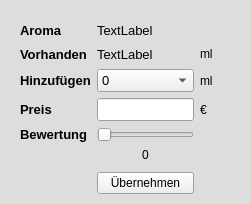
First picture: the form in auffüllen.ui, repository UnexperiencedDeveloper/LiquidVerwaltungV2, before the edit.
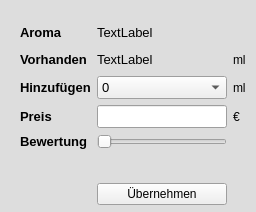
Second picture: the form after the edit. Icons and pictures are not drawn.

```diff
--- a/auffüllen.ui
+++ b/auffüllen.ui
@@ -6,8 +6,8 @@
    <rect>
     <x>0</x>
     <y>0</y>
-    <width>251</width>
-    <height>204</height>
+    <width>256</width>
+    <height>212</height>
    </rect>
   </property>
   <property name="palette">
@@ -87,8 +87,8 @@
      <rect>
       <x>20</x>
       <y>21</y>
-      <width>193</width>
-      <height>173</height>
+      <width>226</width>
+      <height>184</height>
      </rect>
     </property>
     <layout class="QGridLayout" name="gridLayout">
@@ -285,7 +285,7 @@
      <item row="5" column="1">
       <widget class="QLabel" name="lbl_sliderValue">
        <property name="text">
-        <string>0</string>
+        <string/>
        </property>
        <property name="textFormat">
         <enum>Qt::AutoText</enum>
```
Left out of the diff: 3 changed lines with no effect on the pictures.
